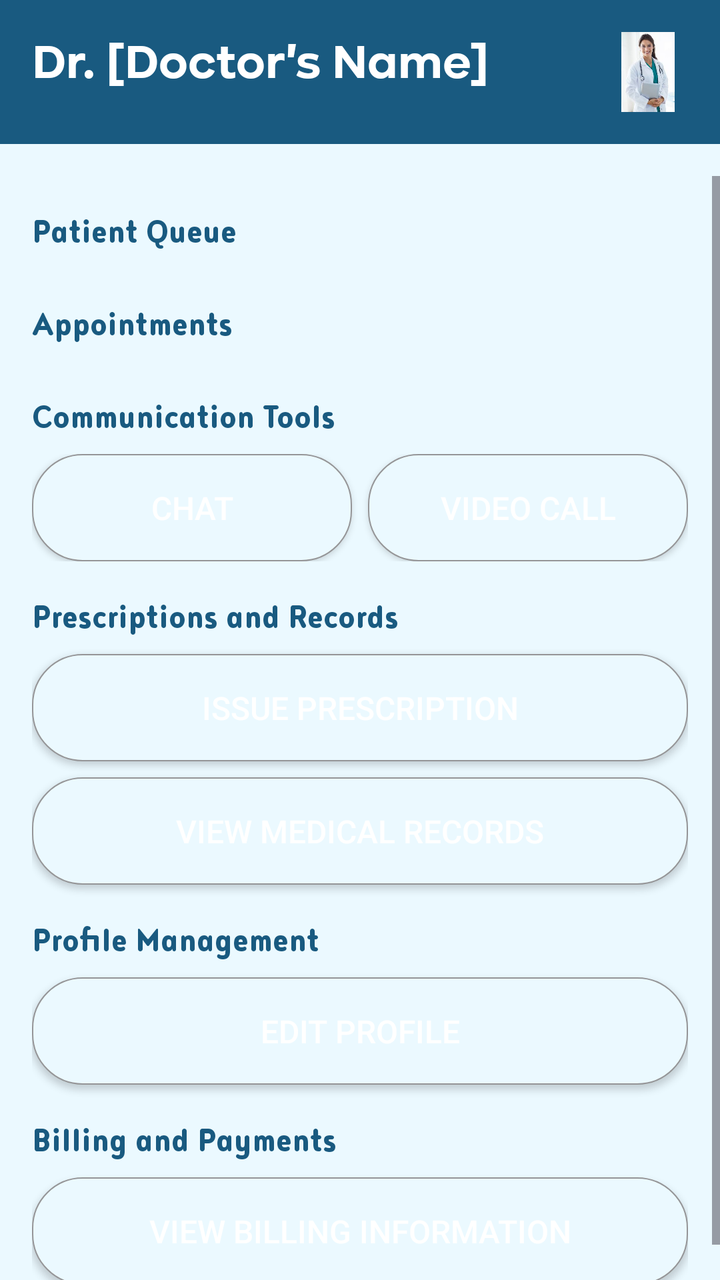
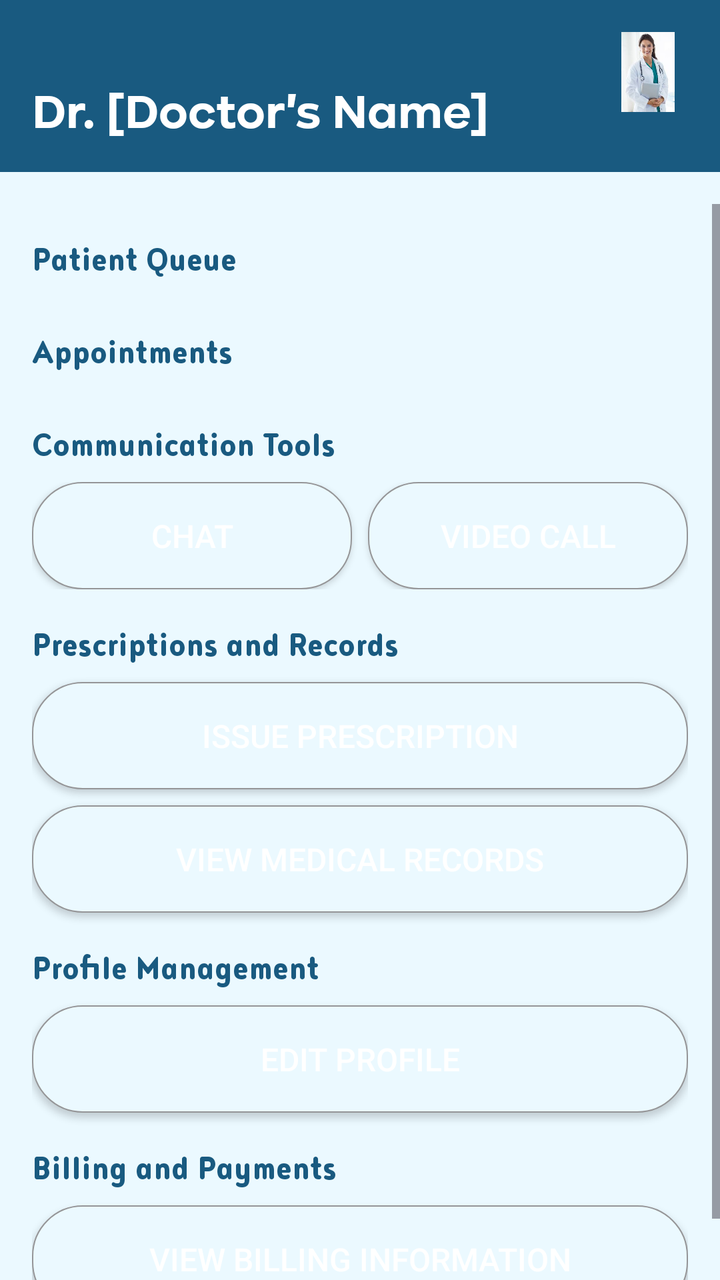

Compare the two renders of this Android layout. The source of the first and the diff that turns it into the second are given below.
<!-- AndroidManifest.xml: application theme Theme.HealthKart_Frontend -->
<!-- res/layout/activity_doctor_home_screen.xml -->
<?xml version="1.0" encoding="utf-8"?>
<androidx.constraintlayout.widget.ConstraintLayout xmlns:android="http://schemas.android.com/apk/res/android"
    xmlns:app="http://schemas.android.com/apk/res-auto"
    xmlns:tools="http://schemas.android.com/tools"
    android:layout_width="match_parent"
    android:layout_height="match_parent"
    android:background="#EBF9FF"
    tools:context=".DoctorHomeScreen">

    
    <LinearLayout
        android:id="@+id/topBar"
        android:layout_width="match_parent"
        android:layout_height="wrap_content"
        android:orientation="horizontal"
        android:padding="16dp"
        android:background="#195A80"
        app:layout_constraintTop_toTopOf="parent">

        <TextView
            android:layout_width="0dp"
            android:layout_height="wrap_content"
            android:layout_weight="1"
            android:text="Dr. [Doctor's Name]"
            android:textSize="24sp"
            android:textColor="#FFFFFF"
            android:fontFamily="@font/kinetica_bold" />

        <ImageView
            android:id="@+id/profile_icon"
            android:layout_width="40dp"
            android:layout_height="40dp"
            android:src="@drawable/doctor_profile_pic"
            android:contentDescription="Profile" />
    </LinearLayout>

    
    <ScrollView
        android:layout_width="match_parent"
        android:layout_height="0dp"
        android:layout_marginTop="16dp"
        app:layout_constraintTop_toBottomOf="@+id/topBar"
        app:layout_constraintBottom_toBottomOf="parent">

        <LinearLayout
            android:layout_width="match_parent"
            android:layout_height="wrap_content"
            android:orientation="vertical"
            android:padding="16dp">

            
            <TextView
                android:layout_width="wrap_content"
                android:layout_height="wrap_content"
                android:text="Patient Queue"
                android:textSize="20sp"
                android:fontFamily="@font/noyhslimr_bold"
                android:textColor="#195A80" />

            <androidx.recyclerview.widget.RecyclerView
                android:id="@+id/patient_queue"
                android:layout_width="match_parent"
                android:layout_height="wrap_content"
                android:layout_marginTop="8dp" />

            
            <TextView
                android:layout_width="wrap_content"
                android:layout_height="wrap_content"
                android:text="Appointments"
                android:textSize="20sp"
                android:fontFamily="@font/noyhslimr_bold"
                android:textColor="#195A80"
                android:layout_marginTop="16dp" />

            <androidx.recyclerview.widget.RecyclerView
                android:id="@+id/appointments_list"
                android:layout_width="match_parent"
                android:layout_height="wrap_content"
                android:layout_marginTop="8dp" />

            
            <TextView
                android:layout_width="wrap_content"
                android:layout_height="wrap_content"
                android:text="Communication Tools"
                android:textSize="20sp"
                android:fontFamily="@font/noyhslimr_bold"
                android:textColor="#195A80"
                android:layout_marginTop="16dp" />

            <LinearLayout
                android:layout_width="match_parent"
                android:layout_height="wrap_content"
                android:orientation="horizontal"
                android:layout_marginTop="8dp">

                <Button
                    android:id="@+id/chat_button"
                    android:layout_width="0dp"
                    android:layout_height="wrap_content"
                    android:layout_weight="1"
                    android:text="Chat"
                    android:background="@drawable/button_background"
                    android:textColor="#FFFFFF"
                    android:padding="16dp"
                    android:textSize="16sp" />

                <Button
                    android:id="@+id/video_call_button"
                    android:layout_width="0dp"
                    android:layout_height="wrap_content"
                    android:layout_weight="1"
                    android:layout_marginStart="8dp"
                    android:text="Video Call"
                    android:background="@drawable/button_background"
                    android:textColor="#FFFFFF"
                    android:padding="16dp"
                    android:textSize="16sp" />
            </LinearLayout>

            
            <TextView
                android:layout_width="wrap_content"
                android:layout_height="wrap_content"
                android:text="Prescriptions and Records"
                android:textSize="20sp"
                android:fontFamily="@font/noyhslimr_bold"
                android:textColor="#195A80"
                android:layout_marginTop="16dp" />

            <Button
                android:id="@+id/issue_prescription_button"
                android:layout_width="match_parent"
                android:layout_height="wrap_content"
                android:text="Issue Prescription"
                android:background="@drawable/button_background"
                android:textColor="#FFFFFF"
                android:padding="16dp"
                android:layout_marginTop="8dp"
                android:textSize="16sp" />

            <Button
                android:id="@+id/view_records_button"
                android:layout_width="match_parent"
                android:layout_height="wrap_content"
                android:text="View Medical Records"
                android:background="@drawable/button_background"
                android:textColor="#FFFFFF"
                android:padding="16dp"
                android:layout_marginTop="8dp"
                android:textSize="16sp" />

            
            <TextView
                android:layout_width="wrap_content"
                android:layout_height="wrap_content"
                android:text="Profile Management"
                android:textSize="20sp"
                android:fontFamily="@font/noyhslimr_bold"
                android:textColor="#195A80"
                android:layout_marginTop="16dp" />

            <Button
                android:id="@+id/edit_profile_button"
                android:layout_width="match_parent"
                android:layout_height="wrap_content"
                android:text="Edit Profile"
                android:background="@drawable/button_background"
                android:textColor="#FFFFFF"
                android:padding="16dp"
                android:layout_marginTop="8dp"
                android:textSize="16sp" />

            
            <TextView
                android:layout_width="wrap_content"
                android:layout_height="wrap_content"
                android:text="Billing and Payments"
                android:textSize="20sp"
                android:fontFamily="@font/noyhslimr_bold"
                android:textColor="#195A80"
                android:layout_marginTop="16dp" />

            <Button
                android:id="@+id/view_billing_button"
                android:layout_width="match_parent"
                android:layout_height="wrap_content"
                android:text="View Billing Information"
                android:background="@drawable/button_background"
                android:textColor="#FFFFFF"
                android:padding="16dp"
                android:layout_marginTop="8dp"
                android:textSize="16sp" />

        </LinearLayout>
    </ScrollView>
</androidx.constraintlayout.widget.ConstraintLayout>
<!-- resources referenced by this layout -->
<resources>
  <!-- drawable button_background (drawable) -->
  <?xml version="1.0" encoding="utf-8"?>
  <selector xmlns:android="http://schemas.android.com/apk/res/android">
      <item android:state_pressed="true" >
          <shape>
              <solid android:color="#FF03BEC0"/>
              <corners android:radius="25dp" />
              <stroke
                  android:width="2px"
                  android:color="#959597" />
          </shape>
      </item>
      <item>
          <shape>
              <solid android:color="#EBF9FF"/>
              <corners android:radius="25dp" />
              <stroke
                  android:width="2px"
                  android:color="#959597" />
          </shape>
      </item>
  </selector>
  <!-- drawable doctor_profile_pic: jpeg bitmap (drawable, 5793 bytes) -->
  <style name="Theme.HealthKart_Frontend" parent="Base.Theme.HealthKart_Frontend" />
  <style name="Base.Theme.HealthKart_Frontend" parent="Theme.Material3.DayNight.NoActionBar">
          
          
      </style>
</resources>

<!-- the commit's change to res/layout/activity_doctor_home_screen.xml (unified diff, before → after) -->
@@ -21,6 +21,7 @@
             android:layout_width="0dp"
             android:layout_height="wrap_content"
             android:layout_weight="1"
+            android:paddingTop="25dp"
             android:text="Dr. [Doctor's Name]"
             android:textSize="24sp"
             android:textColor="#FFFFFF"
